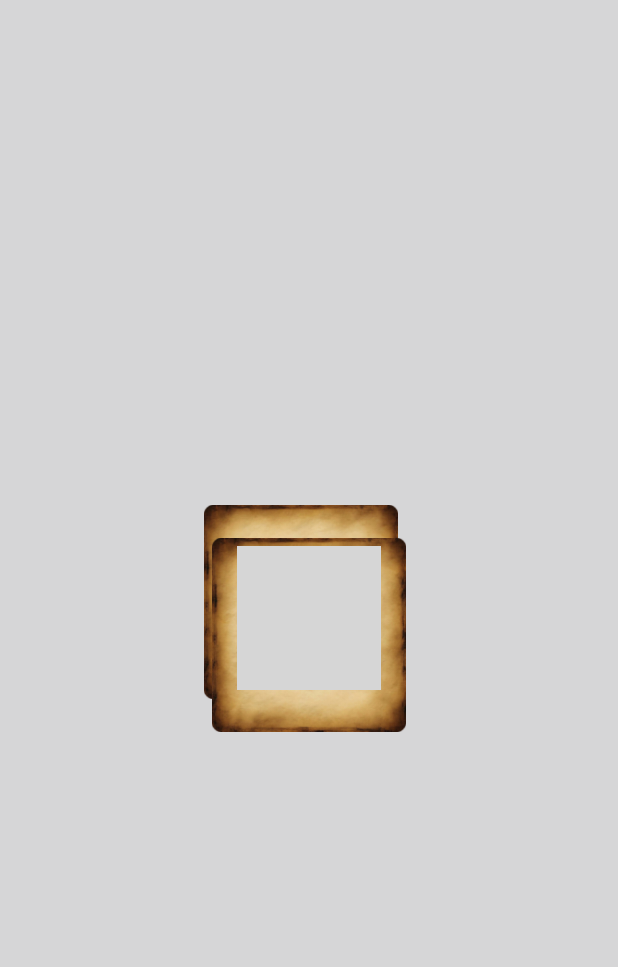
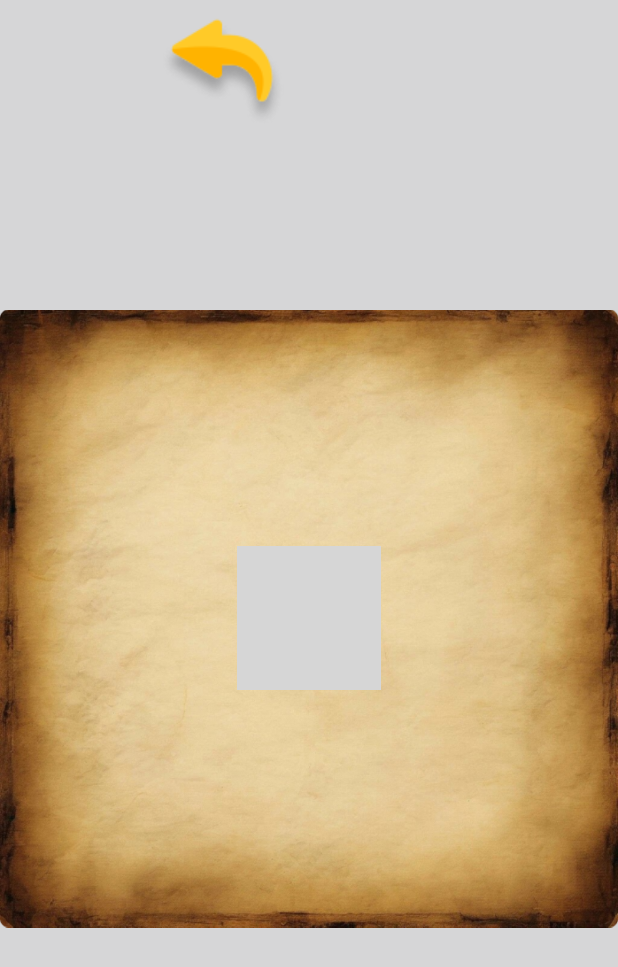
Before and after one commit to Tank224/Quest, an Android app: the layout activity_main2.xml on its own in the app's theme, with its tools: preview values and no code run, on a phone screen of 412 x 824 dp. Shown: the top 967 px of the screen. Run offline under Robolectric (Android 15) with nearby library versions, the phone set to English and light mode, and no system bars; grey boxes are pictures that could not be loaded.

Commit message:
2 страница и переходы

```diff
--- a/app/src/main/AndroidManifest.xml
+++ b/app/src/main/AndroidManifest.xml
@@ -12,9 +12,13 @@
         android:supportsRtl="true"
         android:theme="@style/Theme.Quest"
         android:screenOrientation="portrait"
+
+
         tools:targetApi="31">
         <activity
+
             android:name=".MainActivity"
+
             android:screenOrientation="landscape"
             android:exported="true">
             <intent-filter>
@@ -23,6 +27,7 @@
                 <category android:name="android.intent.category.LAUNCHER" />
             </intent-filter>
         </activity>
+        <activity android:name=".SecondActivity" />
     </application>
 
 </manifest>
--- a/app/src/main/java/com/example/quest/MainActivity.java
+++ b/app/src/main/java/com/example/quest/MainActivity.java
@@ -2,7 +2,10 @@ package com.example.quest;
 
 import androidx.appcompat.app.AppCompatActivity;
 
+import android.content.Intent;
 import android.os.Bundle;
+import android.view.View;
+import androidx.appcompat.app.AppCompatActivity;
 
 public class MainActivity extends AppCompatActivity {
 
@@ -12,4 +15,8 @@ public class MainActivity extends AppCompatActivity {
         setContentView(R.layout.activity_main);
 
     }
+    public void onSmallImageClick (View view) {
+        Intent intent = new Intent(this, SecondActivity.class);
+        startActivity(intent);
+    }
 }
--- /dev/null
+++ b/app/src/main/java/com/example/quest/SecondActivity.java
@@ -0,0 +1,18 @@
+package com.example.quest;
+
+import android.os.Bundle;
+import android.view.View;
+
+import androidx.appcompat.app.AppCompatActivity;
+
+public class SecondActivity extends AppCompatActivity {
+
+    @Override
+    protected void onCreate(Bundle savedInstanceState) {
+        super.onCreate(savedInstanceState);
+        setContentView(R.layout.activity_main2);
+    }
+    public void onBackButtonClick(View view) {
+        finish();
+    }
+}
--- a/app/src/main/res/layout/activity_main.xml
+++ b/app/src/main/res/layout/activity_main2.xml
@@ -4,7 +4,7 @@
     xmlns:tools="http://schemas.android.com/tools"
     android:layout_width="match_parent"
     android:layout_height="match_parent"
-    tools:context=".MainActivity">
+    tools:context=".SecondActivity">
 
     <!-- Добавляем ImageView для фона -->
     <ImageView
@@ -28,35 +28,27 @@
         app:layout_constraintEnd_toEndOf="parent"
         app:layout_constraintStart_toStartOf="parent"
         app:layout_constraintTop_toTopOf="parent" />
-
-    <!-- Добавляем третий ImageView поменьше и делаем его кликабельным -->
+    <ImageView
+        android:id="@+id/bigpaperImageView"
+        android:layout_width="wrap_content"
+        android:layout_height="wrap_content"
+        android:src="@drawable/bigpaper"
+        app:layout_constraintBottom_toBottomOf="parent"
+        app:layout_constraintEnd_toEndOf="parent"
+        app:layout_constraintStart_toStartOf="parent"
+        app:layout_constraintTop_toTopOf="parent" />
 
     <ImageView
-        android:id="@+id/clickableImageView"
-        android:layout_width="136dp"
-        android:layout_height="129dp"
+        android:id="@+id/backButtonImageView"
+        android:layout_width="wrap_content"
+        android:layout_height="wrap_content"
+        android:layout_marginEnd="216dp"
         android:clickable="true"
-        android:onClick="onSmallImageClick"
-        android:src="@drawable/paper"
-        app:layout_constraintBottom_toBottomOf="@id/centerImageView"
-        app:layout_constraintEnd_toEndOf="@id/centerImageView"
-        app:layout_constraintHorizontal_bias="0.645"
-        app:layout_constraintStart_toStartOf="@id/centerImageView"
-        app:layout_constraintTop_toTopOf="@id/centerImageView"
-        app:layout_constraintVertical_bias="0.822" />
-
-    <ImageView
-        android:id="@+id/clickableImageView2"
-        android:layout_width="136dp"
-        android:layout_height="129dp"
-        android:clickable="true"
-        android:onClick="onSmallImageClick2"
-        android:src="@drawable/paper2"
-        app:layout_constraintBottom_toBottomOf="@id/centerImageView"
-        app:layout_constraintEnd_toEndOf="@id/centerImageView"
-        app:layout_constraintHorizontal_bias="0.514"
-        app:layout_constraintStart_toStartOf="@id/centerImageView"
-        app:layout_constraintTop_toTopOf="@id/centerImageView"
-        app:layout_constraintVertical_bias="0.177" />
+        android:onClick="onBackButtonClick"
+        android:src="@drawable/back"
+        app:layout_constraintBottom_toBottomOf="parent"
+        app:layout_constraintEnd_toEndOf="parent"
+        app:layout_constraintTop_toTopOf="parent"
+        app:layout_constraintVertical_bias="0.009" />
 
 </androidx.constraintlayout.widget.ConstraintLayout>
```
Also changed, not shown: app/src/main/res/drawable/back.png (added), app/src/main/res/drawable/bigpaper.png (added), app/src/main/res/drawable/img.png (added).
